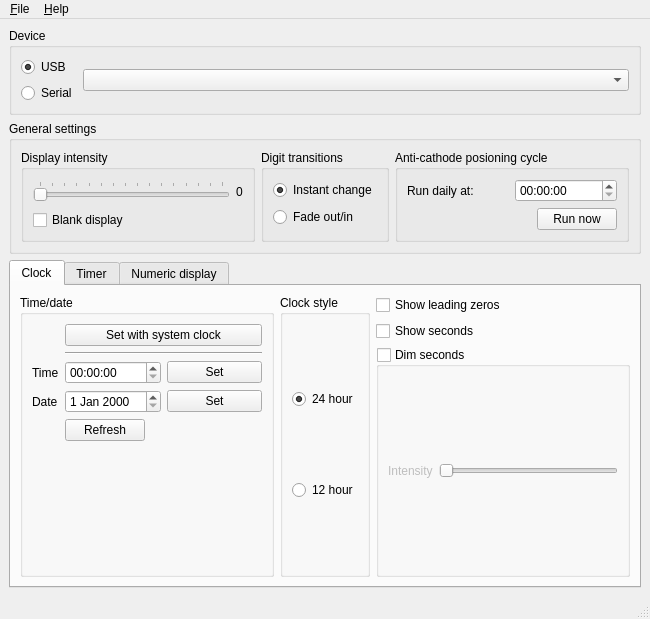
First picture: the form in sw/nixiedisp-gui/ui/mainwin.ui, repository jtsiomb/nixiedisp, before the edit.
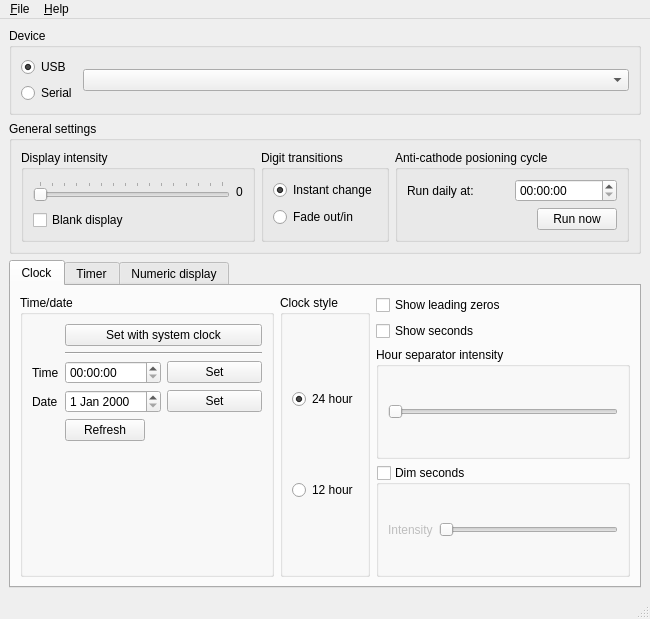
Second picture: the form after the edit. The open tabs and pages were chosen to show the change.

```diff
--- a/sw/nixiedisp-gui/ui/mainwin.ui
+++ b/sw/nixiedisp-gui/ui/mainwin.ui
@@ -208,93 +208,8 @@
        <attribute name="title">
         <string>Clock</string>
        </attribute>
-       <layout class="QGridLayout" name="gridLayout">
-        <item row="0" column="1">
-         <widget class="QGroupBox" name="groupBox_6">
-          <property name="title">
-           <string>Clock style</string>
-          </property>
-          <property name="checkable">
-           <bool>false</bool>
-          </property>
-          <layout class="QVBoxLayout" name="verticalLayout_6">
-           <item>
-            <widget class="QRadioButton" name="rad_clock_24hr">
-             <property name="text">
-              <string>24 hour</string>
-             </property>
-             <property name="checked">
-              <bool>true</bool>
-             </property>
-            </widget>
-           </item>
-           <item>
-            <widget class="QRadioButton" name="rad_clock_12hr">
-             <property name="text">
-              <string>12 hour</string>
-             </property>
-            </widget>
-           </item>
-          </layout>
-         </widget>
-        </item>
-        <item row="0" column="2">
-         <layout class="QVBoxLayout" name="verticalLayout_7">
-          <item>
-           <widget class="QCheckBox" name="chk_clock_zeros">
-            <property name="text">
-             <string>Show leading zeros</string>
-            </property>
-           </widget>
-          </item>
-          <item>
-           <widget class="QCheckBox" name="chk_clock_showsec">
-            <property name="text">
-             <string>Show seconds</string>
-            </property>
-           </widget>
-          </item>
-          <item>
-           <widget class="QGroupBox" name="frm_dimsec">
-            <property name="title">
-             <string>Dim seconds</string>
-            </property>
-            <property name="checkable">
-             <bool>true</bool>
-            </property>
-            <property name="checked">
-             <bool>false</bool>
-            </property>
-            <layout class="QHBoxLayout" name="horizontalLayout_7">
-             <item>
-              <widget class="QLabel" name="label_5">
-               <property name="text">
-                <string>Intensity</string>
-               </property>
-              </widget>
-             </item>
-             <item>
-              <widget class="QSlider" name="slider_clock_dimsec">
-               <property name="maximum">
-                <number>100</number>
-               </property>
-               <property name="pageStep">
-                <number>4</number>
-               </property>
-               <property name="orientation">
-                <enum>Qt::Horizontal</enum>
-               </property>
-               <property name="tickPosition">
-                <enum>QSlider::NoTicks</enum>
-               </property>
-              </widget>
-             </item>
-            </layout>
-           </widget>
-          </item>
-         </layout>
-        </item>
-        <item row="0" column="0">
+       <layout class="QHBoxLayout" name="horizontalLayout_13">
+        <item>
          <widget class="QGroupBox" name="groupBox_7">
           <property name="title">
            <string>Time/date</string>
@@ -383,6 +298,119 @@
           </layout>
          </widget>
         </item>
+        <item>
+         <widget class="QGroupBox" name="groupBox_6">
+          <property name="title">
+           <string>Clock style</string>
+          </property>
+          <property name="checkable">
+           <bool>false</bool>
+          </property>
+          <layout class="QVBoxLayout" name="verticalLayout_6">
+           <item>
+            <widget class="QRadioButton" name="rad_clock_24hr">
+             <property name="text">
+              <string>24 hour</string>
+             </property>
+             <property name="checked">
+              <bool>true</bool>
+             </property>
+            </widget>
+           </item>
+           <item>
+            <widget class="QRadioButton" name="rad_clock_12hr">
+             <property name="text">
+              <string>12 hour</string>
+             </property>
+            </widget>
+           </item>
+          </layout>
+         </widget>
+        </item>
+        <item>
+         <layout class="QVBoxLayout" name="verticalLayout_7">
+          <item>
+           <widget class="QCheckBox" name="chk_clock_zeros">
+            <property name="text">
+             <string>Show leading zeros</string>
+            </property>
+           </widget>
+          </item>
+          <item>
+           <widget class="QCheckBox" name="chk_clock_showsec">
+            <property name="text">
+             <string>Show seconds</string>
+            </property>
+           </widget>
+          </item>
+          <item>
+           <widget class="QGroupBox" name="groupBox">
+            <property name="title">
+             <string>Hour separator intensity</string>
+            </property>
+            <layout class="QHBoxLayout" name="horizontalLayout_12">
+             <item>
+              <widget class="QSlider" name="slider_clock_hrsep">
+               <property name="mouseTracking">
+                <bool>false</bool>
+               </property>
+               <property name="maximum">
+                <number>63</number>
+               </property>
+               <property name="pageStep">
+                <number>16</number>
+               </property>
+               <property name="orientation">
+                <enum>Qt::Horizontal</enum>
+               </property>
+              </widget>
+             </item>
+            </layout>
+           </widget>
+          </item>
+          <item>
+           <widget class="QGroupBox" name="frm_dimsec">
+            <property name="title">
+             <string>Dim seconds</string>
+            </property>
+            <property name="checkable">
+             <bool>true</bool>
+            </property>
+            <property name="checked">
+             <bool>false</bool>
+            </property>
+            <layout class="QHBoxLayout" name="horizontalLayout_7">
+             <item>
+              <widget class="QLabel" name="label_5">
+               <property name="text">
+                <string>Intensity</string>
+               </property>
+              </widget>
+             </item>
+             <item>
+              <widget class="QSlider" name="slider_clock_dimsec">
+               <property name="mouseTracking">
+                <bool>false</bool>
+               </property>
+               <property name="maximum">
+                <number>100</number>
+               </property>
+               <property name="pageStep">
+                <number>4</number>
+               </property>
+               <property name="orientation">
+                <enum>Qt::Horizontal</enum>
+               </property>
+               <property name="tickPosition">
+                <enum>QSlider::NoTicks</enum>
+               </property>
+              </widget>
+             </item>
+            </layout>
+           </widget>
+          </item>
+         </layout>
+        </item>
        </layout>
       </widget>
       <widget class="QWidget" name="tab_timer">
```
Left out of the diff: 2 changed lines with no effect on the pictures.
